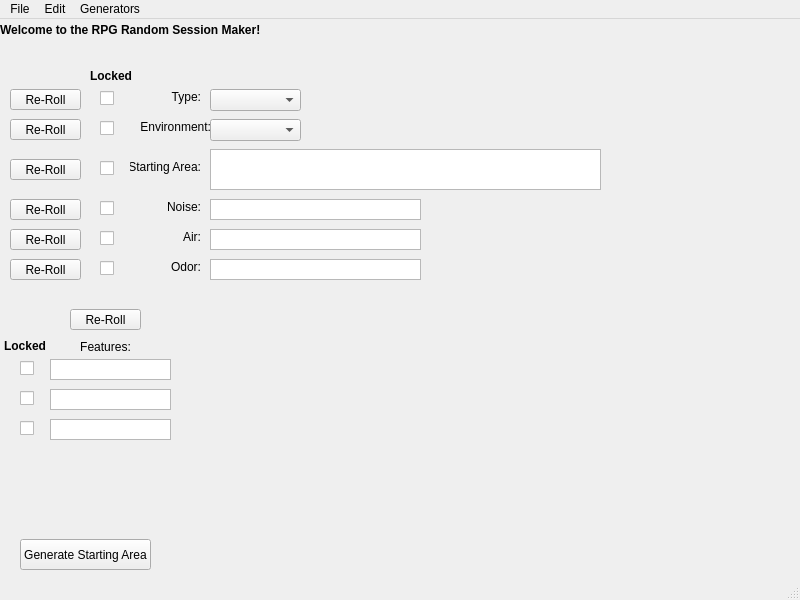
The window that RSMaker/QTemplates/RSM_Main.ui (Tellusionist/RPGRandomSessionMaker) describes before a commit, drawn with Qt 5.
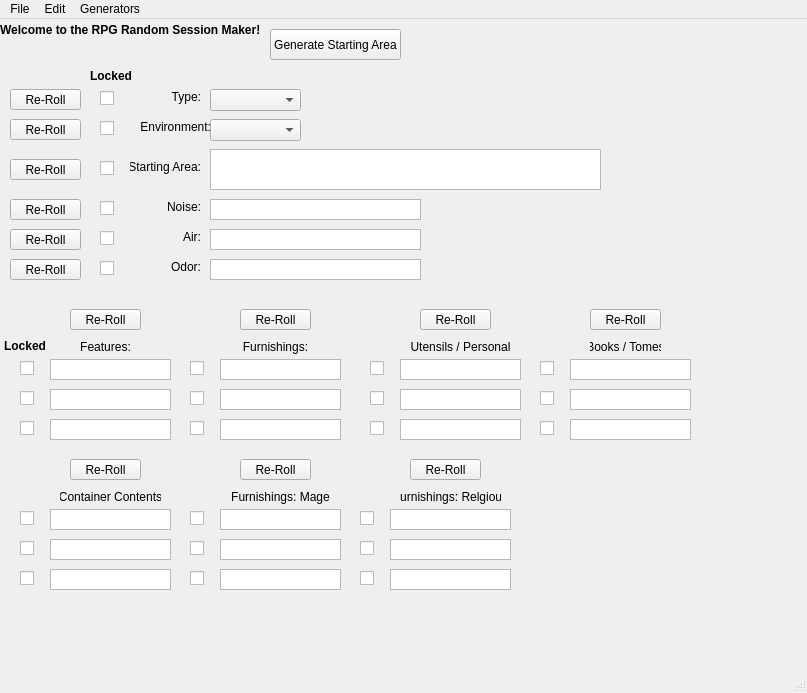
The same window after the commit.

The edit to the form file:
```diff
--- a/RSMaker/QTemplates/RSM_Main.ui
+++ b/RSMaker/QTemplates/RSM_Main.ui
@@ -6,8 +6,8 @@
    <rect>
     <x>0</x>
     <y>0</y>
-    <width>800</width>
-    <height>600</height>
+    <width>807</width>
+    <height>693</height>
    </rect>
   </property>
   <property name="windowTitle">
@@ -36,8 +36,8 @@
    <widget class="QPushButton" name="btn_all_rr">
     <property name="geometry">
      <rect>
-      <x>20</x>
-      <y>520</y>
+      <x>270</x>
+      <y>10</y>
       <width>131</width>
       <height>31</height>
      </rect>
@@ -560,13 +560,835 @@
      <string>Locked</string>
     </property>
    </widget>
+   <widget class="QPlainTextEdit" name="txt_Furnish_3">
+    <property name="geometry">
+     <rect>
+      <x>220</x>
+      <y>400</y>
+      <width>121</width>
+      <height>21</height>
+     </rect>
+    </property>
+    <property name="sizePolicy">
+     <sizepolicy hsizetype="Expanding" vsizetype="Expanding">
+      <horstretch>0</horstretch>
+      <verstretch>0</verstretch>
+     </sizepolicy>
+    </property>
+    <property name="inputMethodHints">
+     <set>Qt::ImhMultiLine</set>
+    </property>
+    <property name="verticalScrollBarPolicy">
+     <enum>Qt::ScrollBarAlwaysOff</enum>
+    </property>
+   </widget>
+   <widget class="QPlainTextEdit" name="txt_Furnish_1">
+    <property name="geometry">
+     <rect>
+      <x>220</x>
+      <y>340</y>
+      <width>121</width>
+      <height>21</height>
+     </rect>
+    </property>
+    <property name="sizePolicy">
+     <sizepolicy hsizetype="Expanding" vsizetype="Expanding">
+      <horstretch>0</horstretch>
+      <verstretch>0</verstretch>
+     </sizepolicy>
+    </property>
+    <property name="inputMethodHints">
+     <set>Qt::ImhMultiLine</set>
+    </property>
+    <property name="verticalScrollBarPolicy">
+     <enum>Qt::ScrollBarAlwaysOff</enum>
+    </property>
+   </widget>
+   <widget class="QPlainTextEdit" name="txt_Furnish_2">
+    <property name="geometry">
+     <rect>
+      <x>220</x>
+      <y>370</y>
+      <width>121</width>
+      <height>21</height>
+     </rect>
+    </property>
+    <property name="sizePolicy">
+     <sizepolicy hsizetype="Expanding" vsizetype="Expanding">
+      <horstretch>0</horstretch>
+      <verstretch>0</verstretch>
+     </sizepolicy>
+    </property>
+    <property name="inputMethodHints">
+     <set>Qt::ImhMultiLine</set>
+    </property>
+    <property name="verticalScrollBarPolicy">
+     <enum>Qt::ScrollBarAlwaysOff</enum>
+    </property>
+   </widget>
+   <widget class="QLabel" name="lbl_Furnish">
+    <property name="geometry">
+     <rect>
+      <x>240</x>
+      <y>320</y>
+      <width>71</width>
+      <height>16</height>
+     </rect>
+    </property>
+    <property name="layoutDirection">
+     <enum>Qt::LeftToRight</enum>
+    </property>
+    <property name="text">
+     <string>Furnishings:</string>
+    </property>
+    <property name="alignment">
+     <set>Qt::AlignCenter</set>
+    </property>
+   </widget>
+   <widget class="QCheckBox" name="lck_Furnish_1">
+    <property name="geometry">
+     <rect>
+      <x>190</x>
+      <y>340</y>
+      <width>16</width>
+      <height>18</height>
+     </rect>
+    </property>
+    <property name="text">
+     <string/>
+    </property>
+   </widget>
+   <widget class="QPushButton" name="btn_rr_Furnish">
+    <property name="geometry">
+     <rect>
+      <x>240</x>
+      <y>290</y>
+      <width>71</width>
+      <height>21</height>
+     </rect>
+    </property>
+    <property name="text">
+     <string>Re-Roll</string>
+    </property>
+   </widget>
+   <widget class="QCheckBox" name="lck_Furnish_3">
+    <property name="geometry">
+     <rect>
+      <x>190</x>
+      <y>400</y>
+      <width>16</width>
+      <height>18</height>
+     </rect>
+    </property>
+    <property name="text">
+     <string/>
+    </property>
+   </widget>
+   <widget class="QCheckBox" name="lck_Furnish_2">
+    <property name="geometry">
+     <rect>
+      <x>190</x>
+      <y>370</y>
+      <width>16</width>
+      <height>18</height>
+     </rect>
+    </property>
+    <property name="text">
+     <string/>
+    </property>
+   </widget>
+   <widget class="QPlainTextEdit" name="txt_Furnish_Utensil_3">
+    <property name="geometry">
+     <rect>
+      <x>400</x>
+      <y>400</y>
+      <width>121</width>
+      <height>21</height>
+     </rect>
+    </property>
+    <property name="sizePolicy">
+     <sizepolicy hsizetype="Expanding" vsizetype="Expanding">
+      <horstretch>0</horstretch>
+      <verstretch>0</verstretch>
+     </sizepolicy>
+    </property>
+    <property name="inputMethodHints">
+     <set>Qt::ImhMultiLine</set>
+    </property>
+    <property name="verticalScrollBarPolicy">
+     <enum>Qt::ScrollBarAlwaysOff</enum>
+    </property>
+   </widget>
+   <widget class="QPlainTextEdit" name="txt_Furnish_Utensil_1">
+    <property name="geometry">
+     <rect>
+      <x>400</x>
+      <y>340</y>
+      <width>121</width>
+      <height>21</height>
+     </rect>
+    </property>
+    <property name="sizePolicy">
+     <sizepolicy hsizetype="Expanding" vsizetype="Expanding">
+      <horstretch>0</horstretch>
+      <verstretch>0</verstretch>
+     </sizepolicy>
+    </property>
+    <property name="inputMethodHints">
+     <set>Qt::ImhMultiLine</set>
+    </property>
+    <property name="verticalScrollBarPolicy">
+     <enum>Qt::ScrollBarAlwaysOff</enum>
+    </property>
+   </widget>
+   <widget class="QLabel" name="lbl_Furnish_Utensil">
+    <property name="geometry">
+     <rect>
+      <x>410</x>
+      <y>320</y>
+      <width>101</width>
+      <height>16</height>
+     </rect>
+    </property>
+    <property name="layoutDirection">
+     <enum>Qt::LeftToRight</enum>
+    </property>
+    <property name="text">
+     <string>Utensils / Personal</string>
+    </property>
+    <property name="alignment">
+     <set>Qt::AlignCenter</set>
+    </property>
+   </widget>
+   <widget class="QPlainTextEdit" name="txt_Furnish_Utensil_2">
+    <property name="geometry">
+     <rect>
+      <x>400</x>
+      <y>370</y>
+      <width>121</width>
+      <height>21</height>
+     </rect>
+    </property>
+    <property name="sizePolicy">
+     <sizepolicy hsizetype="Expanding" vsizetype="Expanding">
+      <horstretch>0</horstretch>
+      <verstretch>0</verstretch>
+     </sizepolicy>
+    </property>
+    <property name="inputMethodHints">
+     <set>Qt::ImhMultiLine</set>
+    </property>
+    <property name="verticalScrollBarPolicy">
+     <enum>Qt::ScrollBarAlwaysOff</enum>
+    </property>
+   </widget>
+   <widget class="QCheckBox" name="lck_Furnish_Utensil_1">
+    <property name="geometry">
+     <rect>
+      <x>370</x>
+      <y>340</y>
+      <width>16</width>
+      <height>18</height>
+     </rect>
+    </property>
+    <property name="text">
+     <string/>
+    </property>
+   </widget>
+   <widget class="QCheckBox" name="lck_Furnish_Utensil_2">
+    <property name="geometry">
+     <rect>
+      <x>370</x>
+      <y>370</y>
+      <width>16</width>
+      <height>18</height>
+     </rect>
+    </property>
+    <property name="text">
+     <string/>
+    </property>
+   </widget>
+   <widget class="QCheckBox" name="lck_Furnish_Utensil_3">
+    <property name="geometry">
+     <rect>
+      <x>370</x>
+      <y>400</y>
+      <width>16</width>
+      <height>18</height>
+     </rect>
+    </property>
+    <property name="text">
+     <string/>
+    </property>
+   </widget>
+   <widget class="QPushButton" name="btn_rr_Furnish_Utensil">
+    <property name="geometry">
+     <rect>
+      <x>420</x>
+      <y>290</y>
+      <width>71</width>
+      <height>21</height>
+     </rect>
+    </property>
+    <property name="text">
+     <string>Re-Roll</string>
+    </property>
+   </widget>
+   <widget class="QPlainTextEdit" name="txt_Book_3">
+    <property name="geometry">
+     <rect>
+      <x>570</x>
+      <y>400</y>
+      <width>121</width>
+      <height>21</height>
+     </rect>
+    </property>
+    <property name="sizePolicy">
+     <sizepolicy hsizetype="Expanding" vsizetype="Expanding">
+      <horstretch>0</horstretch>
+      <verstretch>0</verstretch>
+     </sizepolicy>
+    </property>
+    <property name="inputMethodHints">
+     <set>Qt::ImhMultiLine</set>
+    </property>
+    <property name="verticalScrollBarPolicy">
+     <enum>Qt::ScrollBarAlwaysOff</enum>
+    </property>
+   </widget>
+   <widget class="QPlainTextEdit" name="txt_Book_1">
+    <property name="geometry">
+     <rect>
+      <x>570</x>
+      <y>340</y>
+      <width>121</width>
+      <height>21</height>
+     </rect>
+    </property>
+    <property name="sizePolicy">
+     <sizepolicy hsizetype="Expanding" vsizetype="Expanding">
+      <horstretch>0</horstretch>
+      <verstretch>0</verstretch>
+     </sizepolicy>
+    </property>
+    <property name="inputMethodHints">
+     <set>Qt::ImhMultiLine</set>
+    </property>
+    <property name="verticalScrollBarPolicy">
+     <enum>Qt::ScrollBarAlwaysOff</enum>
+    </property>
+   </widget>
+   <widget class="QLabel" name="lbl_Book">
+    <property name="geometry">
+     <rect>
+      <x>590</x>
+      <y>320</y>
+      <width>71</width>
+      <height>16</height>
+     </rect>
+    </property>
+    <property name="layoutDirection">
+     <enum>Qt::LeftToRight</enum>
+    </property>
+    <property name="text">
+     <string>Books / Tomes</string>
+    </property>
+    <property name="alignment">
+     <set>Qt::AlignCenter</set>
+    </property>
+   </widget>
+   <widget class="QPlainTextEdit" name="txt_Book_2">
+    <property name="geometry">
+     <rect>
+      <x>570</x>
+      <y>370</y>
+      <width>121</width>
+      <height>21</height>
+     </rect>
+    </property>
+    <property name="sizePolicy">
+     <sizepolicy hsizetype="Expanding" vsizetype="Expanding">
+      <horstretch>0</horstretch>
+      <verstretch>0</verstretch>
+     </sizepolicy>
+    </property>
+    <property name="inputMethodHints">
+     <set>Qt::ImhMultiLine</set>
+    </property>
+    <property name="verticalScrollBarPolicy">
+     <enum>Qt::ScrollBarAlwaysOff</enum>
+    </property>
+   </widget>
+   <widget class="QCheckBox" name="lck_Book_1">
+    <property name="geometry">
+     <rect>
+      <x>540</x>
+      <y>340</y>
+      <width>16</width>
+      <height>18</height>
+     </rect>
+    </property>
+    <property name="text">
+     <string/>
+    </property>
+   </widget>
+   <widget class="QCheckBox" name="lck_Book_2">
+    <property name="geometry">
+     <rect>
+      <x>540</x>
+      <y>370</y>
+      <width>16</width>
+      <height>18</height>
+     </rect>
+    </property>
+    <property name="text">
+     <string/>
+    </property>
+   </widget>
+   <widget class="QCheckBox" name="lck_Book_3">
+    <property name="geometry">
+     <rect>
+      <x>540</x>
+      <y>400</y>
+      <width>16</width>
+      <height>18</height>
+     </rect>
+    </property>
+    <property name="text">
+     <string/>
+    </property>
+   </widget>
+   <widget class="QPushButton" name="btn_rr_Book">
+    <property name="geometry">
+     <rect>
+      <x>590</x>
+      <y>290</y>
+      <width>71</width>
+      <height>21</height>
+     </rect>
+    </property>
+    <property name="text">
+     <string>Re-Roll</string>
+    </property>
+   </widget>
+   <widget class="QCheckBox" name="lck_Container_Contents_2">
+    <property name="geometry">
+     <rect>
+      <x>20</x>
+      <y>520</y>
+      <width>16</width>
+      <height>18</height>
+     </rect>
+    </property>
+    <property name="text">
+     <string/>
+    </property>
+   </widget>
+   <widget class="QPlainTextEdit" name="txt_Container_Contents_1">
+    <property name="geometry">
+     <rect>
+      <x>50</x>
+      <y>490</y>
+      <width>121</width>
+      <height>21</height>
+     </rect>
+    </property>
+    <property name="sizePolicy">
+     <sizepolicy hsizetype="Expanding" vsizetype="Expanding">
+      <horstretch>0</horstretch>
+      <verstretch>0</verstretch>
+     </sizepolicy>
+    </property>
+    <property name="inputMethodHints">
+     <set>Qt::ImhMultiLine</set>
+    </property>
+    <property name="verticalScrollBarPolicy">
+     <enum>Qt::ScrollBarAlwaysOff</enum>
+    </property>
+   </widget>
+   <widget class="QPlainTextEdit" name="txt_Container_Contents_2">
+    <property name="geometry">
+     <rect>
+      <x>50</x>
+      <y>520</y>
+      <width>121</width>
+      <height>21</height>
+     </rect>
+    </property>
+    <property name="sizePolicy">
+     <sizepolicy hsizetype="Expanding" vsizetype="Expanding">
+      <horstretch>0</horstretch>
+      <verstretch>0</verstretch>
+     </sizepolicy>
+    </property>
+    <property name="inputMethodHints">
+     <set>Qt::ImhMultiLine</set>
+    </property>
+    <property name="verticalScrollBarPolicy">
+     <enum>Qt::ScrollBarAlwaysOff</enum>
+    </property>
+   </widget>
+   <widget class="QCheckBox" name="lck_Container_Contents_3">
+    <property name="geometry">
+     <rect>
+      <x>20</x>
+      <y>550</y>
+      <width>16</width>
+      <height>18</height>
+     </rect>
+    </property>
+    <property name="text">
+     <string/>
+    </property>
+   </widget>
+   <widget class="QPushButton" name="btn_rr_Container_Contents">
+    <property name="geometry">
+     <rect>
+      <x>70</x>
+      <y>440</y>
+      <width>71</width>
+      <height>21</height>
+     </rect>
+    </property>
+    <property name="text">
+     <string>Re-Roll</string>
+    </property>
+   </widget>
+   <widget class="QLabel" name="lbl_Container_Contents">
+    <property name="geometry">
+     <rect>
+      <x>60</x>
+      <y>470</y>
+      <width>101</width>
+      <height>16</height>
+     </rect>
+    </property>
+    <property name="layoutDirection">
+     <enum>Qt::LeftToRight</enum>
+    </property>
+    <property name="text">
+     <string>Container Contents</string>
+    </property>
+    <property name="alignment">
+     <set>Qt::AlignCenter</set>
+    </property>
+   </widget>
+   <widget class="QPlainTextEdit" name="txt_Container_Contents_3">
+    <property name="geometry">
+     <rect>
+      <x>50</x>
+      <y>550</y>
+      <width>121</width>
+      <height>21</height>
+     </rect>
+    </property>
+    <property name="sizePolicy">
+     <sizepolicy hsizetype="Expanding" vsizetype="Expanding">
+      <horstretch>0</horstretch>
+      <verstretch>0</verstretch>
+     </sizepolicy>
+    </property>
+    <property name="inputMethodHints">
+     <set>Qt::ImhMultiLine</set>
+    </property>
+    <property name="verticalScrollBarPolicy">
+     <enum>Qt::ScrollBarAlwaysOff</enum>
+    </property>
+   </widget>
+   <widget class="QCheckBox" name="lck_Container_Contents_1">
+    <property name="geometry">
+     <rect>
+      <x>20</x>
+      <y>490</y>
+      <width>16</width>
+      <height>18</height>
+     </rect>
+    </property>
+    <property name="text">
+     <string/>
+    </property>
+   </widget>
+   <widget class="QCheckBox" name="lck_Furnish_Mage_1">
+    <property name="geometry">
+     <rect>
+      <x>190</x>
+      <y>490</y>
+      <width>16</width>
+      <height>18</height>
+     </rect>
+    </property>
+    <property name="text">
+     <string/>
+    </property>
+   </widget>
+   <widget class="QPlainTextEdit" name="txt_Furnish_Mage_1">
+    <property name="geometry">
+     <rect>
+      <x>220</x>
+      <y>490</y>
+      <width>121</width>
+      <height>21</height>
+     </rect>
+    </property>
+    <property name="sizePolicy">
+     <sizepolicy hsizetype="Expanding" vsizetype="Expanding">
+      <horstretch>0</horstretch>
+      <verstretch>0</verstretch>
+     </sizepolicy>
+    </property>
+    <property name="inputMethodHints">
+     <set>Qt::ImhMultiLine</set>
+    </property>
+    <property name="verticalScrollBarPolicy">
+     <enum>Qt::ScrollBarAlwaysOff</enum>
+    </property>
+   </widget>
+   <widget class="QCheckBox" name="lck_Furnish_Mage_2">
+    <property name="geometry">
+     <rect>
+      <x>190</x>
+      <y>520</y>
+      <width>16</width>
+      <height>18</height>
+     </rect>
+    </property>
+    <property name="text">
+     <string/>
+    </property>
+   </widget>
+   <widget class="QLabel" name="lbl_Furnish_Mage">
+    <property name="geometry">
+     <rect>
+      <x>230</x>
+      <y>470</y>
+      <width>101</width>
+      <height>16</height>
+     </rect>
+    </property>
+    <property name="layoutDirection">
+     <enum>Qt::LeftToRight</enum>
+    </property>
+    <property name="text">
+     <string>Furnishings: Mage</string>
+    </property>
+    <property name="alignment">
+     <set>Qt::AlignCenter</set>
+    </property>
+   </widget>
+   <widget class="QCheckBox" name="lck_Furnish_Mage_3">
+    <property name="geometry">
+     <rect>
+      <x>190</x>
+      <y>550</y>
+      <width>16</width>
+      <height>18</height>
+     </rect>
+    </property>
+    <property name="text">
+     <string/>
+    </property>
+   </widget>
+   <widget class="QPlainTextEdit" name="txt_Furnish_Mage_2">
+    <property name="geometry">
+     <rect>
+      <x>220</x>
+      <y>520</y>
+      <width>121</width>
+      <height>21</height>
+     </rect>
+    </property>
+    <property name="sizePolicy">
+     <sizepolicy hsizetype="Expanding" vsizetype="Expanding">
+      <horstretch>0</horstretch>
+      <verstretch>0</verstretch>
+     </sizepolicy>
+    </property>
+    <property name="inputMethodHints">
+     <set>Qt::ImhMultiLine</set>
+    </property>
+    <property name="verticalScrollBarPolicy">
+     <enum>Qt::ScrollBarAlwaysOff</enum>
+    </property>
+   </widget>
+   <widget class="QPushButton" name="btn_rr_Furnish_Mage">
+    <property name="geometry">
+     <rect>
+      <x>240</x>
+      <y>440</y>
+      <width>71</width>
+      <height>21</height>
+     </rect>
+    </property>
+    <property name="text">
+     <string>Re-Roll</string>
+    </property>
+   </widget>
+   <widget class="QPlainTextEdit" name="txt_Furnish_Mage_3">
+    <property name="geometry">
+     <rect>
+      <x>220</x>
+      <y>550</y>
+      <width>121</width>
+      <height>21</height>
+     </rect>
+    </property>
+    <property name="sizePolicy">
+     <sizepolicy hsizetype="Expanding" vsizetype="Expanding">
+      <horstretch>0</horstretch>
+      <verstretch>0</verstretch>
+     </sizepolicy>
+    </property>
+    <property name="inputMethodHints">
+     <set>Qt::ImhMultiLine</set>
+    </property>
+    <property name="verticalScrollBarPolicy">
+     <enum>Qt::ScrollBarAlwaysOff</enum>
+    </property>
+   </widget>
+   <widget class="QCheckBox" name="lck_Furnish_Religous_1">
+    <property name="geometry">
+     <rect>
+      <x>360</x>
+      <y>490</y>
+      <width>16</width>
+      <height>18</height>
+     </rect>
+    </property>
+    <property name="text">
+     <string/>
+    </property>
+   </widget>
+   <widget class="QPlainTextEdit" name="txt_Furnish_Religous_3">
+    <property name="geometry">
+     <rect>
+      <x>390</x>
+      <y>550</y>
+      <width>121</width>
+      <height>21</height>
+     </rect>
+    </property>
+    <property name="sizePolicy">
+     <sizepolicy hsizetype="Expanding" vsizetype="Expanding">
+      <horstretch>0</horstretch>
+      <verstretch>0</verstretch>
+     </sizepolicy>
+    </property>
+    <property name="inputMethodHints">
+     <set>Qt::ImhMultiLine</set>
+    </property>
+    <property name="verticalScrollBarPolicy">
+     <enum>Qt::ScrollBarAlwaysOff</enum>
+    </property>
+   </widget>
+   <widget class="QCheckBox" name="lck_Furnish_Religous_3">
+    <property name="geometry">
+     <rect>
+      <x>360</x>
+      <y>550</y>
+      <width>16</width>
+      <height>18</height>
+     </rect>
+    </property>
+    <property name="text">
+     <string/>
+    </property>
+   </widget>
+   <widget class="QCheckBox" name="lck_Furnish_Religous_2">
+    <property name="geometry">
+     <rect>
+      <x>360</x>
+      <y>520</y>
+      <width>16</width>
+      <height>18</height>
+     </rect>
+    </property>
+    <property name="text">
+     <string/>
+    </property>
+   </widget>
+   <widget class="QPushButton" name="btn_rr_Furnish_Religous">
+    <property name="geometry">
+     <rect>
+      <x>410</x>
+      <y>440</y>
+      <width>71</width>
+      <height>21</height>
+     </rect>
+    </property>
+    <property name="text">
+     <string>Re-Roll</string>
+    </property>
+   </widget>
+   <widget class="QPlainTextEdit" name="txt_Furnish_Religous_1">
+    <property name="geometry">
+     <rect>
+      <x>390</x>
+      <y>490</y>
+      <width>121</width>
+      <height>21</height>
+     </rect>
+    </property>
+    <property name="sizePolicy">
+     <sizepolicy hsizetype="Expanding" vsizetype="Expanding">
+      <horstretch>0</horstretch>
+      <verstretch>0</verstretch>
+     </sizepolicy>
+    </property>
+    <property name="inputMethodHints">
+     <set>Qt::ImhMultiLine</set>
+    </property>
+    <property name="verticalScrollBarPolicy">
+     <enum>Qt::ScrollBarAlwaysOff</enum>
+    </property>
+   </widget>
+   <widget class="QPlainTextEdit" name="txt_Furnish_Religous_2">
+    <property name="geometry">
+     <rect>
+      <x>390</x>
+      <y>520</y>
+      <width>121</width>
+      <height>21</height>
+     </rect>
+    </property>
+    <property name="sizePolicy">
+     <sizepolicy hsizetype="Expanding" vsizetype="Expanding">
+      <horstretch>0</horstretch>
+      <verstretch>0</verstretch>
+     </sizepolicy>
+    </property>
+    <property name="inputMethodHints">
+     <set>Qt::ImhMultiLine</set>
+    </property>
+    <property name="verticalScrollBarPolicy">
+     <enum>Qt::ScrollBarAlwaysOff</enum>
+    </property>
+   </widget>
+   <widget class="QLabel" name="lbl_Furnish_Religous">
+    <property name="geometry">
+     <rect>
+      <x>400</x>
+      <y>470</y>
+      <width>101</width>
+      <height>16</height>
+     </rect>
+    </property>
+    <property name="layoutDirection">
+     <enum>Qt::LeftToRight</enum>
+    </property>
+    <property name="text">
+     <string>Furnishings: Relgious</string>
+    </property>
+    <property name="alignment">
+     <set>Qt::AlignCenter</set>
+    </property>
+   </widget>
   </widget>
   <widget class="QMenuBar" name="menubar">
    <property name="geometry">
     <rect>
      <x>0</x>
      <y>0</y>
-     <width>800</width>
+     <width>807</width>
      <height>20</height>
     </rect>
    </property>
```
